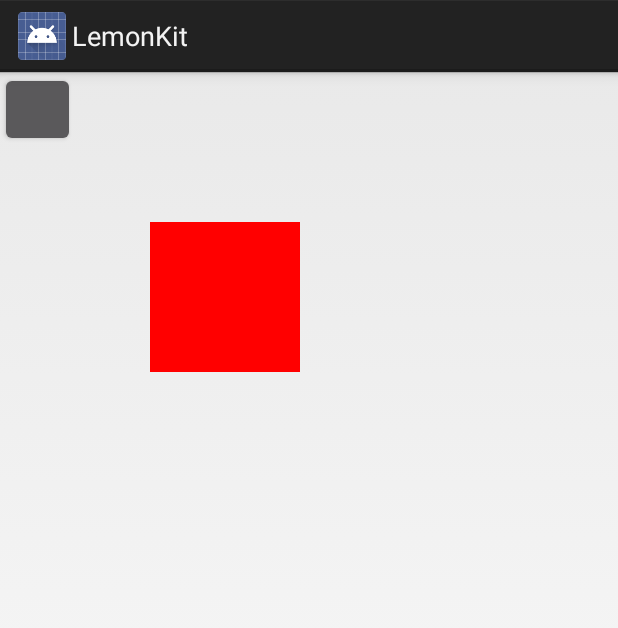
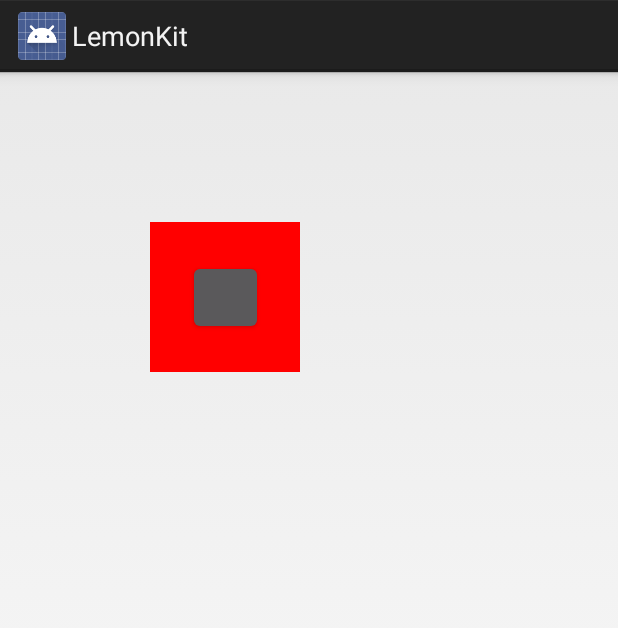
Before and after one commit to LemonITCN/LemonSuperKit4Android, an Android app: the screen it shows after launch (MainActivity before the commit, MainViewController after it), on a phone screen of 412 x 824 dp. Shown: the top 628 px of the screen. Run offline under Robolectric (Android 15) with nearby library versions, the phone set to English and light mode, and no system bars.

Commit message:
完善了UIControl的构造方法

```diff
--- a/LemonKit/lemonkit-samples/src/main/AndroidManifest.xml
+++ b/LemonKit/lemonkit-samples/src/main/AndroidManifest.xml
@@ -9,7 +9,7 @@
         android:label="@string/app_name"
         android:supportsRtl="true"
         android:theme="@style/AppTheme">
-        <activity android:name=".activities.MainActivity">
+        <activity android:name=".activities.MainViewController">
             <intent-filter>
                 <action android:name="android.intent.action.MAIN" />
 
--- a/LemonKit/lemonkit-samples/src/main/java/net/lemonsoft/lemonkit/samples/activities/MainActivity.java
+++ b/LemonKit/lemonkit-samples/src/main/java/net/lemonsoft/lemonkit/samples/activities/MainViewController.java
@@ -1,14 +1,13 @@
 package net.lemonsoft.lemonkit.samples.activities;
 
 import android.graphics.Color;
-import android.widget.RelativeLayout;
 
 import net.lemonsoft.lemonkit.core_graphics.CGRect;
-import net.lemonsoft.lemonkit.ui_kit.ui_responder.ui_view.UIButton;
+import net.lemonsoft.lemonkit.ui_kit.ui_responder.ui_view.ui_control.UIButton;
 import net.lemonsoft.lemonkit.ui_kit.ui_responder.ui_view.UIView;
 import net.lemonsoft.lemonkit.ui_kit.ui_responder.ui_view_controller.UIViewController;
 
-public class MainActivity extends UIViewController {
+public class MainViewController extends UIViewController {
 
     @Override
     public void viewDidLoad() {
@@ -19,8 +18,8 @@ public class MainActivity extends UIViewController {
         view.setBackgroundColor(Color.RED);
 
         UIButton button = new UIButton();
-        button.setFrame(CGRect.make(0, 0, 50, 50));
-        this.view.addSubView(button);
+        button.setFrame(CGRect.make(25, 25, 50, 50));
+        view.addSubView(button);
     }
 
 }
--- a/LemonKit/lemonkit-samples/src/main/res/layout/activity_main.xml
+++ b/LemonKit/lemonkit-samples/src/main/res/layout/activity_main.xml
@@ -8,7 +8,7 @@
     android:paddingLeft="@dimen/activity_horizontal_margin"
     android:paddingRight="@dimen/activity_horizontal_margin"
     android:paddingTop="@dimen/activity_vertical_margin"
-    tools:context="net.lemonsoft.lemonkit.samples.activities.MainActivity">
+    tools:context="net.lemonsoft.lemonkit.samples.activities.MainViewController">
 
     <TextView
         android:layout_width="wrap_content"
--- a/LemonKit/lemonkit/src/main/java/net/lemonsoft/lemonkit/ui_kit/ui_responder/ui_view/UIButton.java
+++ /dev/null
@@ -1,15 +0,0 @@
-package net.lemonsoft.lemonkit.ui_kit.ui_responder.ui_view;
-
-import android.widget.Button;
-
-/**
- * Created by LiuRi on 2016/12/28.
- */
-
-public class UIButton extends UIView {
-
-    public UIButton() {
-        super(Button.class);
-    }
-
-}
--- /dev/null
+++ b/LemonKit/lemonkit/src/main/java/net/lemonsoft/lemonkit/ui_kit/ui_responder/ui_view/ui_control/UIControl.java
@@ -0,0 +1,25 @@
+package net.lemonsoft.lemonkit.ui_kit.ui_responder.ui_view.ui_control;
+
+
+import net.lemonsoft.lemonkit.core_graphics.CGRect;
+import net.lemonsoft.lemonkit.ui_kit.ui_responder.ui_view.UIView;
+
+/**
+ * 所有带有状态控制的控件的父类
+ * Created by LiuRi on 2016/12/29.
+ */
+
+public class UIControl extends UIView {
+
+    public UIControl() {
+    }
+
+    public UIControl(CGRect frame) {
+        super(frame);
+    }
+
+    public UIControl(Class viewClass) {
+        super(viewClass);
+    }
+
+}
```
Also changed, not shown: LemonKit/lemonkit/src/main/java/net/lemonsoft/lemonkit/ui_kit/ui_responder/ui_view/ui_control/UIButton.java (added, +22 -0 lines).
